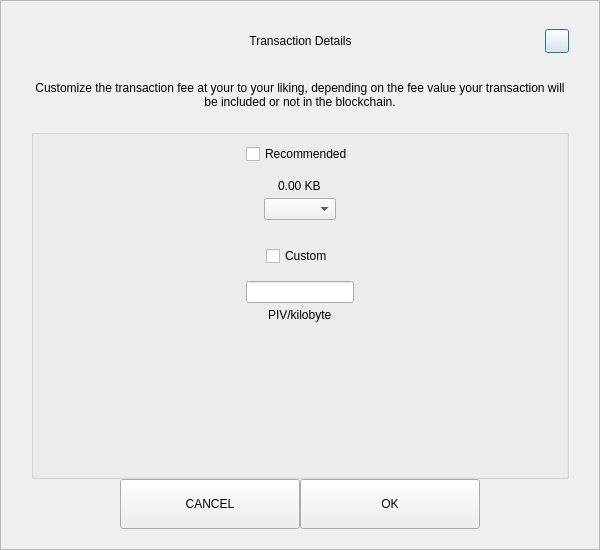
First picture: the form in src/qt/alnj/forms/sendcustomfeedialog.ui, repository Gh0st-N1njA/ALNJCoin, before the edit.
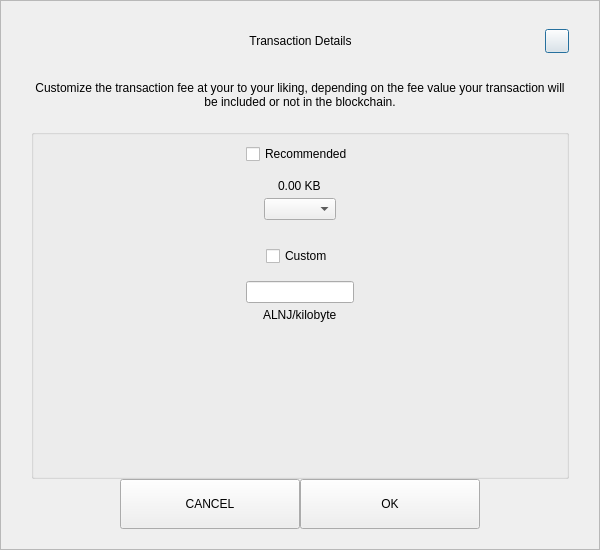
Second picture: the form after the edit.

What changed in the file:
```diff
--- a/src/qt/alnj/forms/sendcustomfeedialog.ui
+++ b/src/qt/alnj/forms/sendcustomfeedialog.ui
@@ -283,7 +283,7 @@
            <item alignment="Qt::AlignHCenter">
             <widget class="QLabel" name="labelCustomFee">
              <property name="text">
-              <string>PIV/kilobyte</string>
+              <string>ALNJ/kilobyte</string>
              </property>
             </widget>
            </item>
```
